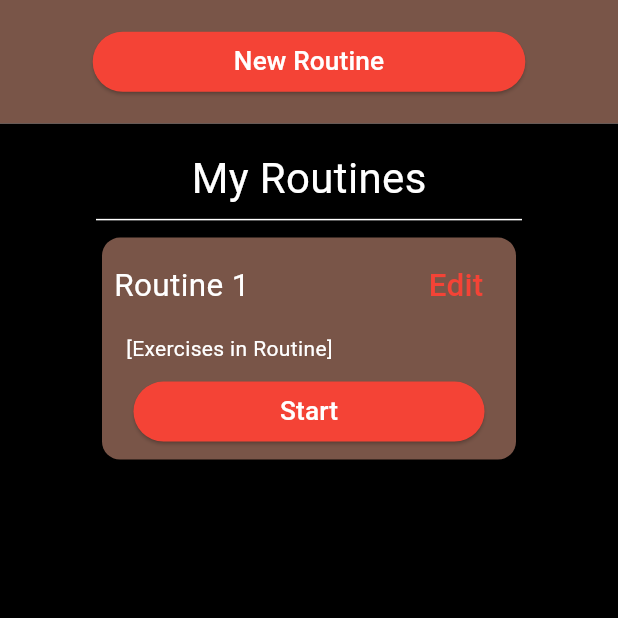
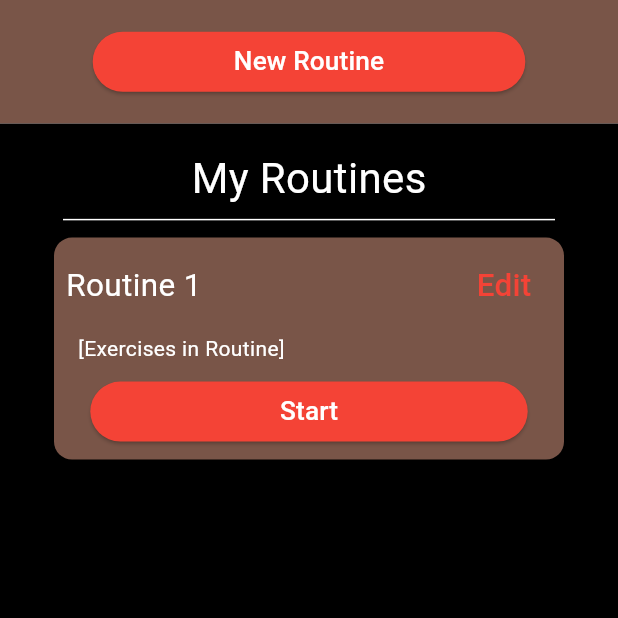
Before and after one commit to egentilucci/work-it-out, a Flutter app: the screen it shows after launch, on a phone screen of 412 x 824 dp, the top half of it. Run offline on Flutter 3.47's test engine with Material 2 defaults, Android fonts, the phone set to English and light mode, and no system bars.

Commit message:
style: add safearea and better sizes

```diff
--- a/lib/home.dart
+++ b/lib/home.dart
@@ -11,7 +11,8 @@ class _HomePageState extends State<HomePage> {
   @override
   Widget build(BuildContext context) {
     return Scaffold(
-      body: Column(
+      body: SafeArea(
+        child: Column(
           children: <Widget>[
             // Top Part (10% of the screen height)
             Container(
@@ -42,7 +43,7 @@ class _HomePageState extends State<HomePage> {
                 width: MediaQuery.of(context).size.width,
                 color: Colors.black,
                 child: Padding(
-                padding: const EdgeInsets.symmetric(vertical: 16.0, horizontal: 64.0),
+                  padding: const EdgeInsets.symmetric(vertical: 16.0, horizontal: 32.0),
                   child: Column(
                     children: [
                       const Text(
@@ -53,6 +54,8 @@ class _HomePageState extends State<HomePage> {
                         ),
                       ),
                       const Divider(
+                        indent: 10.0,
+                        endIndent: 10.0,
                         color: Colors.white, // You can set the color of the divider
                         thickness: 1, // You can set the thickness of the divider
                       ),
@@ -123,6 +126,7 @@ class _HomePageState extends State<HomePage> {
             ),
           ],
         ),
+      ),
     );
   }
 }
```
Lines whose indentation alone changed are shown as unchanged.
